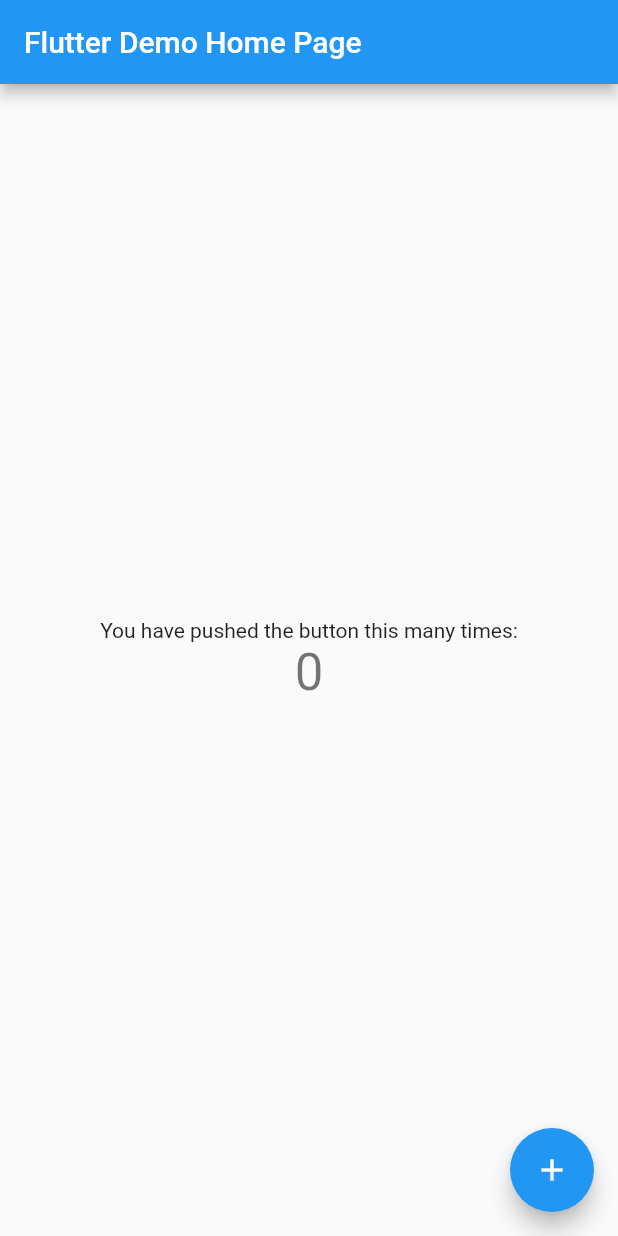
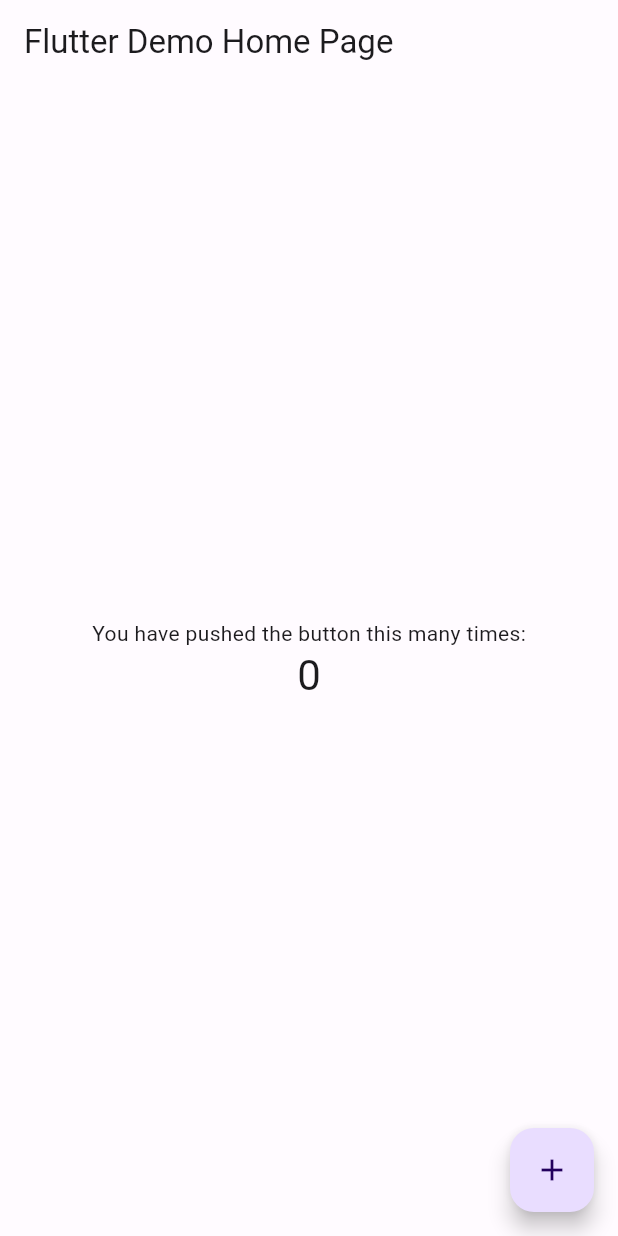
Before and after one commit to jacobaraujo7/listinha, a Flutter app: the screen it shows after launch, on a phone screen of 412 x 824 dp. Run offline on Flutter 3.47's test engine with Material 2 defaults, Android fonts, the phone set to English and light mode, and no system bars.

Commit message:
feat: add color scheme

```diff
--- a/app/lib/main.dart
+++ b/app/lib/main.dart
@@ -1,4 +1,5 @@
 import 'package:flutter/material.dart';
+import 'package:listinha/src/shared/themes/color_schemes.g.dart';
 
 void main() {
   runApp(const MyApp());
@@ -12,18 +13,8 @@ class MyApp extends StatelessWidget {
   Widget build(BuildContext context) {
     return MaterialApp(
       title: 'Flutter Demo',
-      theme: ThemeData(
-        // This is the theme of your application.
-        //
-        // Try running your application with "flutter run". You'll see the
-        // application has a blue toolbar. Then, without quitting the app, try
-        // changing the primarySwatch below to Colors.green and then invoke
-        // "hot reload" (press "r" in the console where you ran "flutter run",
-        // or simply save your changes to "hot reload" in a Flutter IDE).
-        // Notice that the counter didn't reset back to zero; the application
-        // is not restarted.
-        primarySwatch: Colors.blue,
-      ),
+      theme: ThemeData(useMaterial3: true, colorScheme: lightColorScheme),
+      darkTheme: ThemeData(useMaterial3: true, colorScheme: darkColorScheme),
       home: const MyHomePage(title: 'Flutter Demo Home Page'),
     );
   }
```
Also changed, not shown: app/lib/src/shared/themes/color_schemes.g.dart (added).
